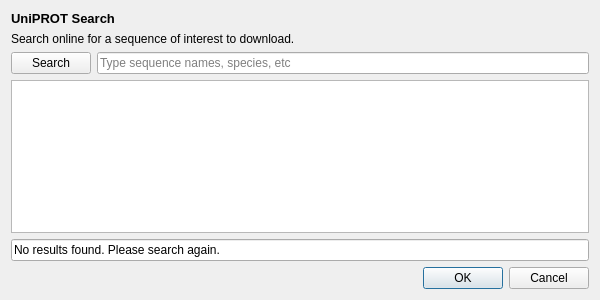
Old version of the form searchuniprot.ui in the repository beowulfey/Linnaeo.
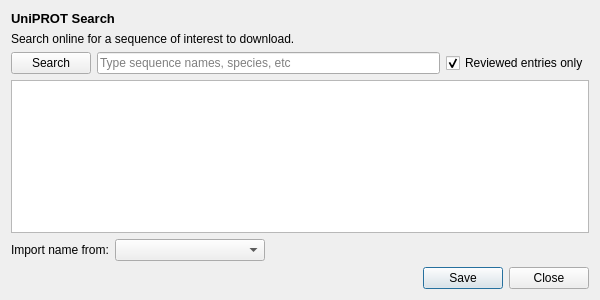
New version of the form.

Commit message: uniprot search is now fully functional

What changed in the file:
```diff
--- a/searchuniprot.ui
+++ b/searchuniprot.ui
@@ -57,6 +57,16 @@
        </property>
       </widget>
      </item>
+     <item>
+      <widget class="QCheckBox" name="reviewedCheckBox">
+       <property name="text">
+        <string>Reviewed entries only</string>
+       </property>
+       <property name="checked">
+        <bool>true</bool>
+       </property>
+      </widget>
+     </item>
     </layout>
    </item>
    <item>
@@ -73,11 +83,38 @@
     </widget>
    </item>
    <item>
-    <widget class="QLineEdit" name="errorMsg">
-     <property name="text">
-      <string>No results found. Please search again.</string>
-     </property>
-    </widget>
+    <layout class="QHBoxLayout" name="horizontalLayout_2">
+     <item>
+      <widget class="QLabel" name="label_3">
+       <property name="text">
+        <string>Import name from:</string>
+       </property>
+      </widget>
+     </item>
+     <item>
+      <widget class="QComboBox" name="nameCombo">
+       <property name="minimumSize">
+        <size>
+         <width>150</width>
+         <height>0</height>
+        </size>
+       </property>
+      </widget>
+     </item>
+     <item>
+      <spacer name="horizontalSpacer">
+       <property name="orientation">
+        <enum>Qt::Horizontal</enum>
+       </property>
+       <property name="sizeHint" stdset="0">
+        <size>
+         <width>40</width>
+         <height>20</height>
+        </size>
+       </property>
+      </spacer>
+     </item>
+    </layout>
    </item>
    <item>
     <widget class="QDialogButtonBox" name="buttonBox">
@@ -85,7 +122,7 @@
       <enum>Qt::Horizontal</enum>
      </property>
      <property name="standardButtons">
-      <set>QDialogButtonBox::Cancel|QDialogButtonBox::Ok</set>
+      <set>QDialogButtonBox::Close|QDialogButtonBox::Save</set>
      </property>
     </widget>
    </item>
```
Left out of the diff: 9 changed lines with no effect on the pictures. The commit also changes 7 other files.
